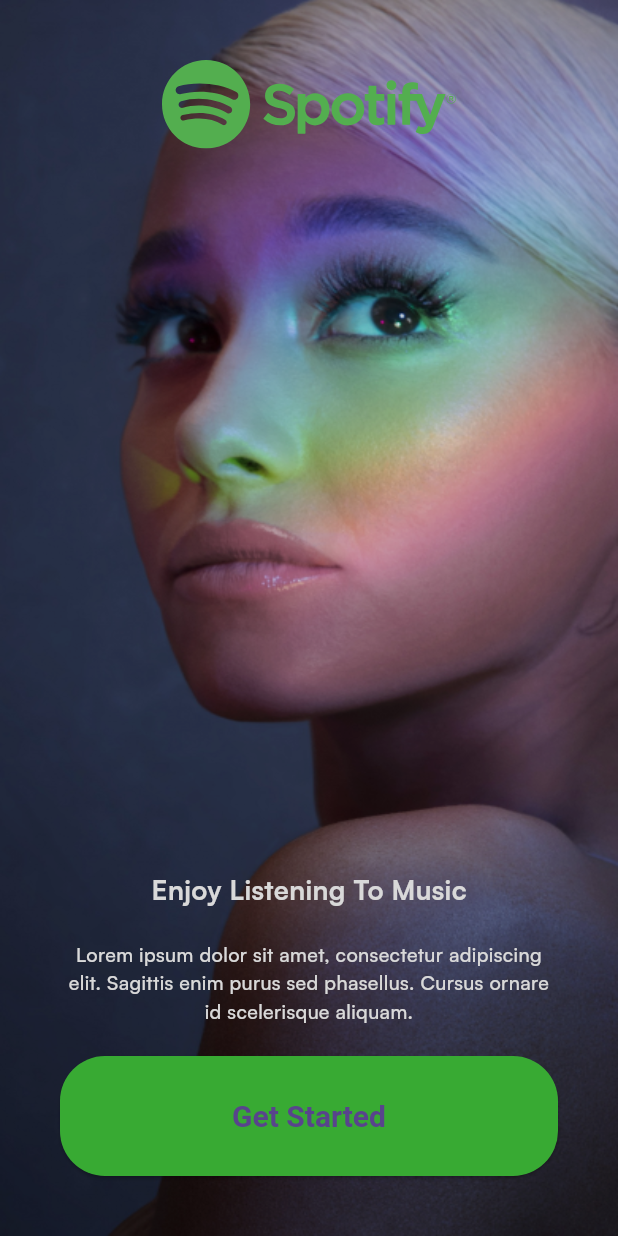
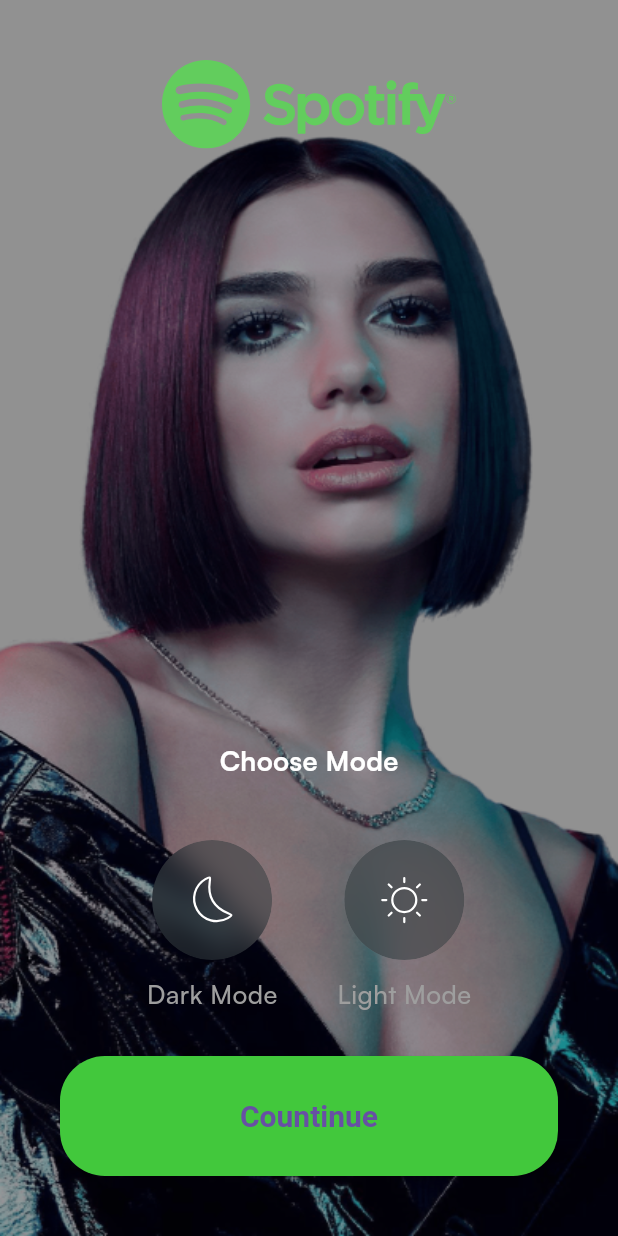
Before and after one commit to sujithsb161997/spotify-clone, a Flutter app: the screen it shows after launch, after a tap on "Get Started", on a phone screen of 412 x 824 dp. Run offline on Flutter 3.47's test engine with Material 3 defaults, Android fonts, the phone set to English and light mode, and no system bars; our stand-ins replace flutter_svg.

Commit message:
choose mode ui completed.

```diff
--- a/lib/core/configs/assets/app_images.dart
+++ b/lib/core/configs/assets/app_images.dart
@@ -2,6 +2,7 @@ class AppImages {
     static const String basePath = 'assets/images/';
 
 
+
     static const String introBG = '${basePath}intro_bg.png';
-
+    static const String chooseModeBG = '${basePath}choose_mode_bg.png';
 }
--- a/lib/core/configs/assets/app_vectors.dart
+++ b/lib/core/configs/assets/app_vectors.dart
@@ -4,5 +4,7 @@ class AppVectors {
 
 
     static const String logo = '${basePath}spotify_logo$format';
+    static const String sun = '${basePath}sun$format';
+    static const String moon = '${basePath}moon$format';
 
 }
--- /dev/null
+++ b/lib/presentation/choose_mode/pages/choose_mode.dart
@@ -0,0 +1,136 @@
+import 'dart:ui';
+
+import 'package:flutter/material.dart';
+import 'package:flutter_svg/svg.dart';
+import 'package:spotify_clone/common/widgets/button/basic_app_button.dart';
+import 'package:spotify_clone/core/configs/assets/app_images.dart';
+import 'package:spotify_clone/core/configs/assets/app_vectors.dart';
+
+class ChooseModePage extends StatelessWidget {
+  const ChooseModePage({super.key});
+
+  @override
+  Widget build(BuildContext context) {
+    return Scaffold(
+      body: Stack(
+        children: [
+          Container(
+            padding: EdgeInsets.symmetric(horizontal: 40, vertical: 40),
+            decoration: const BoxDecoration(
+              image: DecorationImage(
+                fit: BoxFit.fill,
+                image: AssetImage(AppImages.chooseModeBG),
+              ),
+            ),
+          ),
+          Container(
+            color: Colors.black.withOpacity(0.40),
+          ),
+          Padding(
+            padding: const EdgeInsets.symmetric(horizontal: 40, vertical: 40),
+            child: Column(
+              children: [
+                Align(
+                    alignment: Alignment.topCenter,
+                    child: SvgPicture.asset(AppVectors.logo)),
+                const Spacer(),
+                const Text(
+                  "Choose Mode",
+                  style: TextStyle(
+                      fontWeight: FontWeight.bold,
+                      color: Colors.white,
+                      fontSize: 18),
+                ),
+                const SizedBox(
+                  height: 40,
+                ),
+                Row(
+                  mainAxisAlignment: MainAxisAlignment.center,
+                  children: [
+                    Column(
+                      children: [
+                        ClipOval(
+                          child: BackdropFilter(
+                            filter: ImageFilter.blur(sigmaX: 10, sigmaY: 10),
+                            child: Container(
+                              height: 80,
+                              width: 80,
+                              decoration: BoxDecoration(
+                                  color:
+                                      const Color(0xff30393C).withOpacity(0.5),
+                                  shape: BoxShape.circle),
+                              child: SvgPicture.asset(
+                                AppVectors.moon,
+                                fit: BoxFit.none,
+                              ),
+                            ),
+                          ),
+                        ),
+                        const SizedBox(
+                          height: 10,
+                        ),
+                        const Text(
+                          "Dark Mode",
+                          style: TextStyle(
+                              color: Colors.grey,
+                              fontSize: 17,
+                              fontWeight: FontWeight.w500),
+                        )
+                      ],
+                    ),
+                    const SizedBox(
+                      width: 40,
+                    ),
+                    Column(
+                      children: [
+                        ClipOval(
+                          child: BackdropFilter(
+                            filter: ImageFilter.blur(sigmaX: 10, sigmaY: 10),
+                            child: Container(
+                              height: 80,
+                              width: 80,
+                              decoration: BoxDecoration(
+                                  color:
+                                      const Color(0xff30393C).withOpacity(0.5),
+                                  shape: BoxShape.circle),
+                              child: SvgPicture.asset(
+                                AppVectors.sun,
+                                fit: BoxFit.none,
+                              ),
+                            ),
+                          ),
+                        ),
+                        SizedBox(
+                          height: 10,
+                        ),
+                        Text("Light Mode", style: TextStyle(
+                              color: Colors.grey,
+                              fontSize: 17,
+                              fontWeight: FontWeight.w500),)
+                      ],
+                    ),
+                  ],
+                ),
+                const SizedBox(
+                  height: 30,
+                ),
+                BasicAppButton(
+                  onPressed: () {
+                    Navigator.push(
+                      context,
+                      MaterialPageRoute(
+                        builder: (BuildContext context) =>
+                            const ChooseModePage(),
+                      ),
+                    );
+                  },
+                  title: "Countinue",
+                )
+              ],
+            ),
+          ),
+        ],
+      ),
+    );
+  }
+}
--- a/lib/presentation/intro/pages/get_started.dart
+++ b/lib/presentation/intro/pages/get_started.dart
@@ -3,6 +3,7 @@ import 'package:flutter_svg/svg.dart';
 import 'package:spotify_clone/common/widgets/button/basic_app_button.dart';
 import 'package:spotify_clone/core/configs/assets/app_images.dart';
 import 'package:spotify_clone/core/configs/assets/app_vectors.dart';
+import 'package:spotify_clone/presentation/choose_mode/pages/choose_mode.dart';
 
 class GetStartedPage extends StatelessWidget {
   const GetStartedPage({super.key});
@@ -20,6 +21,12 @@ class GetStartedPage extends StatelessWidget {
                 image: AssetImage(AppImages.introBG),
               ),
             ),
+          ),
+          Container(
+            color: Colors.black.withOpacity(0.15),
+          ),
+          Padding(
+            padding: const EdgeInsets.symmetric(horizontal: 40, vertical: 40),
             child: Column(
                 children: [
                   Align(
@@ -49,16 +56,20 @@ class GetStartedPage extends StatelessWidget {
                     height: 20,
                   ),
                   BasicAppButton(
-                  onPressed: () {},
+                    onPressed: () {
+                      Navigator.push(
+                        context,
+                        MaterialPageRoute(
+                          builder: (BuildContext context) => const ChooseModePage(),
+                        ),
+                      );
+                    },
                     title: "Get Started",
-
                   )
                 ],
               ),
           ),
-          Container(
-            color: Colors.black.withOpacity(0.15),
-          )
+
         ],
       ),
     );
```
Also changed, not shown: assets/images/choose_mode_bg.png (added), assets/vectors/moon.svg (added), assets/vectors/sun.svg (added). Lines whose indentation alone changed are shown as unchanged.
